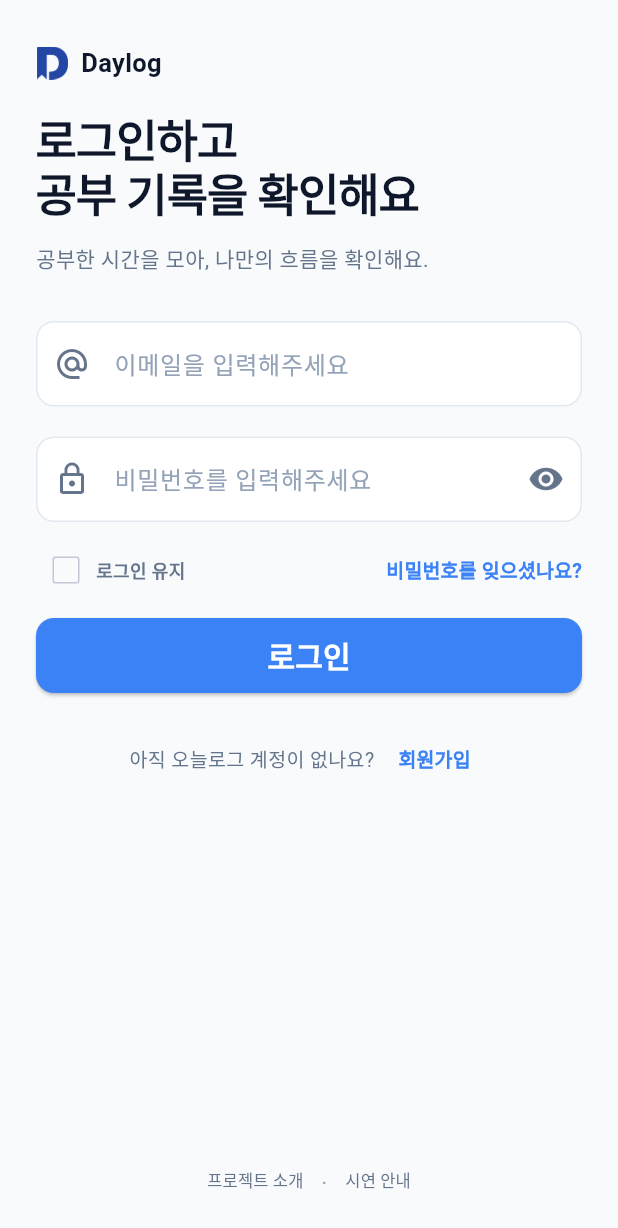
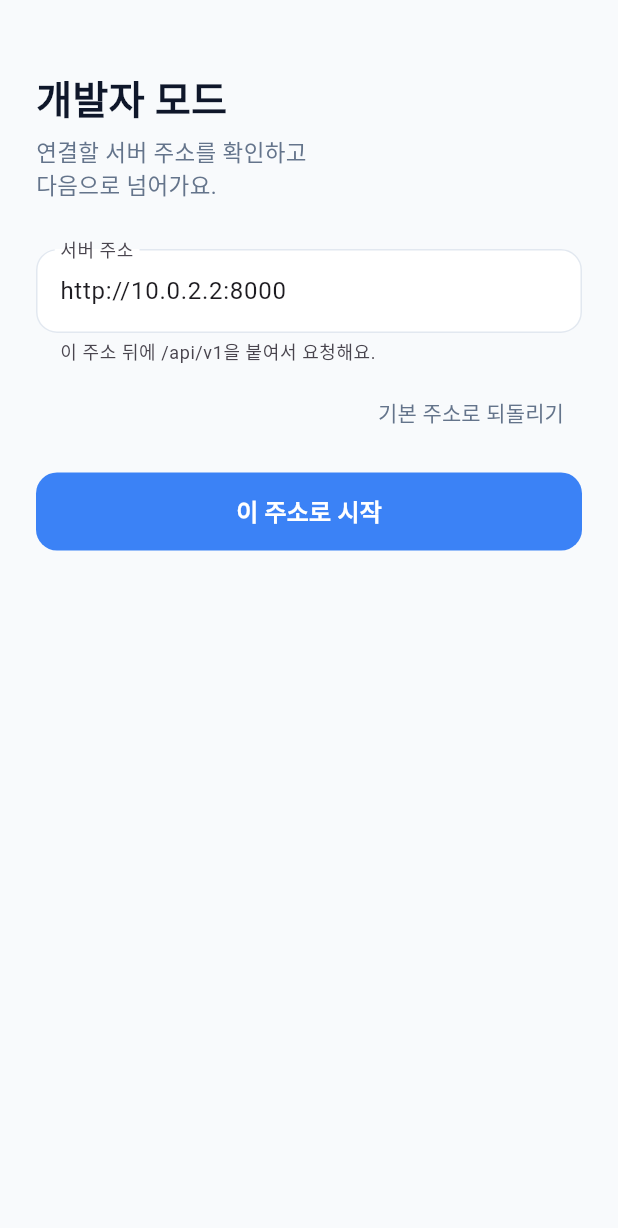
Before and after one commit to sky688372-wq/day_log, a Flutter app: the screen it shows after launch, on a phone screen of 412 x 824 dp. Shown: the top 1228 px of the screen. Run offline on Flutter 3.47's test engine with Material 3 defaults, Android fonts, the phone set to English and light mode, and no system bars; our stand-ins replace dio, flutter_secure_storage, smooth_page_indicator; accounts and stored records are empty.

```diff
--- a/lib/core/services/api_service.dart
+++ b/lib/core/services/api_service.dart
@@ -12,6 +12,16 @@ class ApiService {
       connectTimeout: Duration(seconds: 4), // 연결 제한 시간
     ),
   );
+
+  // 개발자 모드를 위한 부분
+  // 서버 주소 기본값 (개발자 모드에서 변경 가능)
+  static const String defaultServerAddress = 'http://10.0.2.2:8000';
+  static const String _apiPath = '/api/v1';
+
+  // 서버 주소 변경 (이후 모든 요청에 적용됨)
+  static void changeServerAddress(String address) {
+    dio.options.baseUrl = '$address$_apiPath';
+  }
 
   // 1. 로그인 로직
   // todo 앱 다 만든 후에 이메일 정규식으로 유효성 검사 등을 추가해서 서버에 요청 횟수를 최대한 줄이기
--- /dev/null
+++ b/lib/core/services/server_address_storage_service.dart
@@ -0,0 +1,20 @@
+import 'package:flutter_secure_storage/flutter_secure_storage.dart';
+
+//서버 주소를 보안 저장소에서 관리하는 클래스
+class ServerAddressStorageService {
+  //스토리지 객체
+  final storage = const FlutterSecureStorage();
+
+  //서버 주소 저장에 사용할 키
+  static const String _serverAddressKey = 'server_address';
+
+  // 1. 서버 주소 저장하기
+  Future<void> saveServerAddress(String address) async {
+    await storage.write(key: _serverAddressKey, value: address);
+  }
+
+  // 2. 저장된 서버 주소 읽기 (없으면 null)
+  Future<String?> readServerAddress() async {
+    return await storage.read(key: _serverAddressKey);
+  }
+}
--- a/lib/main.dart
+++ b/lib/main.dart
@@ -1,6 +1,7 @@
 import 'package:day_log/core/providers/user_info_provider.dart';
 import 'package:day_log/screens/auth/Sign_up_screen.dart';
 import 'package:day_log/screens/auth/login_screen.dart';
+import 'package:day_log/screens/dev_mode_screen.dart';
 import 'package:day_log/screens/splash/splash_screen.dart';
 import 'package:day_log/test_screen.dart';
 import 'package:flutter/material.dart';
@@ -30,7 +31,7 @@ class MyApp extends StatelessWidget {
             seedColor: Colors.deepPurple,
           ),
         ),
-        home: const LoginScreen()
+        home: const DevModeScreen()
       ),
     );
   }
--- /dev/null
+++ b/lib/screens/dev_mode_screen.dart
@@ -0,0 +1,217 @@
+import 'package:day_log/core/services/api_service.dart';
+import 'package:day_log/core/services/server_address_storage_service.dart';
+import 'package:day_log/core/theme/app_color.dart';
+import 'package:day_log/core/utils/snack_bar_helper.dart';
+import 'package:day_log/screens/splash/splash_screen.dart';
+import 'package:flutter/material.dart';
+
+class DevModeScreen extends StatefulWidget {
+  const DevModeScreen({super.key});
+
+  @override
+  State<DevModeScreen> createState() => _DevModeScreenState();
+}
+
+class _DevModeScreenState extends State<DevModeScreen> {
+  //저장된 서버 주소 관리
+  final ServerAddressStorageService _storageService =
+  ServerAddressStorageService();
+
+  //서버 주소 입력창
+  final TextEditingController _addressController = TextEditingController();
+
+  //저장된 주소 확인 중 여부
+  bool _isLoading = true;
+
+  @override
+  void initState() {
+    super.initState();
+    _loadSavedAddress();
+  }
+
+  @override
+  void dispose() {
+    _addressController.dispose();
+    super.dispose();
+  }
+
+  //저장된 서버 주소 불러오기
+  Future<void> _loadSavedAddress() async {
+    String address = ApiService.defaultServerAddress;
+
+    try {
+      final saved = await _storageService.readServerAddress();
+
+      if (saved != null && saved.trim().isNotEmpty) {
+        address = saved;
+      }
+    } catch (e) {
+      //읽지 못하면 기본 주소 사용
+      print('서버 주소 읽기 오류: $e');
+    }
+
+    if (!mounted) return;
+
+    _addressController.text = address;
+
+    setState(() {
+      _isLoading = false;
+    });
+  }
+
+  //주소를 적용하고 스플래시 화면으로 이동
+  Future<void> _applyAndContinue() async {
+    //공백, 끝의 /, 끝의 /api/v1 제거
+    final address = _addressController.text
+        .trim()
+        .replaceAll(RegExp(r'/+$'), '')
+        .replaceFirst(RegExp(r'/api/v1$'), '');
+
+    //http 또는 https 주소인지 확인
+    final uri = Uri.tryParse(address);
+    final isValid =
+        uri != null &&
+            (uri.scheme == 'http' || uri.scheme == 'https') &&
+            uri.host.isNotEmpty;
+
+    if (!isValid) {
+      SnackBarHelper.show(
+        context,
+        '주소 형식이 올바르지 않아요. 예: http://10.0.2.2:8000',
+      );
+      return;
+    }
+
+    //이번 실행에 바로 적용
+    ApiService.changeServerAddress(address);
+
+    try {
+      //다음 실행에도 쓰도록 저장
+      await _storageService.saveServerAddress(address);
+    } catch (e) {
+      //저장에 실패해도 이번 실행에는 적용됨
+      print('서버 주소 저장 오류: $e');
+    }
+
+    if (!mounted) return;
+
+    Navigator.pushReplacement(
+      context,
+      MaterialPageRoute(builder: (context) => const SplashScreen()),
+    );
+  }
+
+  @override
+  Widget build(BuildContext context) {
+    return Scaffold(
+      backgroundColor: AppColor.background,
+      body: SafeArea(
+        child: _isLoading
+            ? const Center(
+          child: CircularProgressIndicator(color: AppColor.primary),
+        )
+            : SingleChildScrollView(
+          padding: const EdgeInsets.symmetric(horizontal: 24),
+          child: Column(
+            crossAxisAlignment: CrossAxisAlignment.start,
+            children: [
+              const SizedBox(height: 48),
+
+              // 1. 제목과 안내
+              const Text(
+                '개발자 모드',
+                style: TextStyle(
+                  fontSize: 26,
+                  fontWeight: FontWeight.w800,
+                  height: 1.3,
+                  color: AppColor.textPrimary,
+                ),
+              ),
+              const SizedBox(height: 6),
+              const Text(
+                '연결할 서버 주소를 확인하고\n다음으로 넘어가요.',
+                style: TextStyle(
+                  fontSize: 15,
+                  height: 1.4,
+                  color: AppColor.textSecondary,
+                ),
+              ),
+
+              const SizedBox(height: 32),
+
+              // 2. 서버 주소 입력
+              TextField(
+                controller: _addressController,
+                keyboardType: TextInputType.url,
+                autocorrect: false,
+                decoration: InputDecoration(
+                  labelText: '서버 주소',
+                  hintText: ApiService.defaultServerAddress,
+                  helperText: '이 주소 뒤에 /api/v1을 붙여서 요청해요.',
+                  filled: true,
+                  fillColor: AppColor.surfaceCard,
+                  enabledBorder: OutlineInputBorder(
+                    borderRadius: BorderRadius.circular(14),
+                    borderSide: const BorderSide(color: AppColor.outline),
+                  ),
+                  focusedBorder: OutlineInputBorder(
+                    borderRadius: BorderRadius.circular(14),
+                    borderSide: const BorderSide(
+                      color: AppColor.primary,
+                      width: 1.5,
+                    ),
+                  ),
+                ),
+              ),
+
+              const SizedBox(height: 8),
+
+              // 3. 기본 주소로 되돌리기
+              Align(
+                alignment: Alignment.centerRight,
+                child: TextButton(
+                  style: TextButton.styleFrom(
+                    foregroundColor: AppColor.textSecondary,
+                  ),
+                  onPressed: () {
+                    _addressController.text =
+                        ApiService.defaultServerAddress;
+                  },
+                  child: const Text('기본 주소로 되돌리기'),
+                ),
+              ),
+
+              const SizedBox(height: 16),
+
+              // 4. 시작 버튼
+              SizedBox(
+                width: double.infinity,
+                height: 52,
+                child: ElevatedButton(
+                  onPressed: _applyAndContinue,
+                  style: ElevatedButton.styleFrom(
+                    backgroundColor: AppColor.primary,
+                    foregroundColor: AppColor.onPrimary,
+                    elevation: 0,
+                    shape: RoundedRectangleBorder(
+                      borderRadius: BorderRadius.circular(14),
+                    ),
+                  ),
+                  child: const Text(
+                    '이 주소로 시작',
+                    style: TextStyle(
+                      fontSize: 16,
+                      fontWeight: FontWeight.w700,
+                    ),
+                  ),
+                ),
+              ),
+
+              const SizedBox(height: 24),
+            ],
+          ),
+        ),
+      ),
+    );
+  }
+}
```
